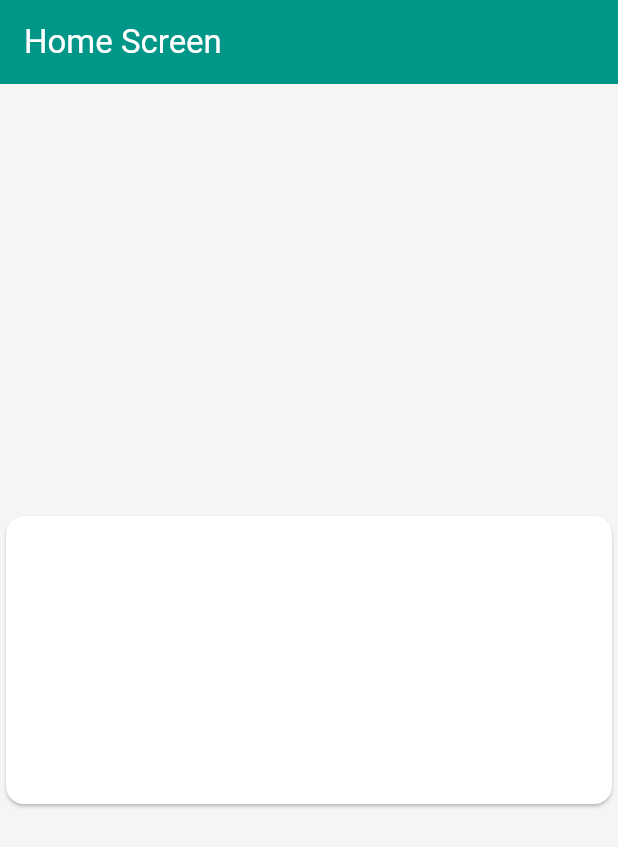
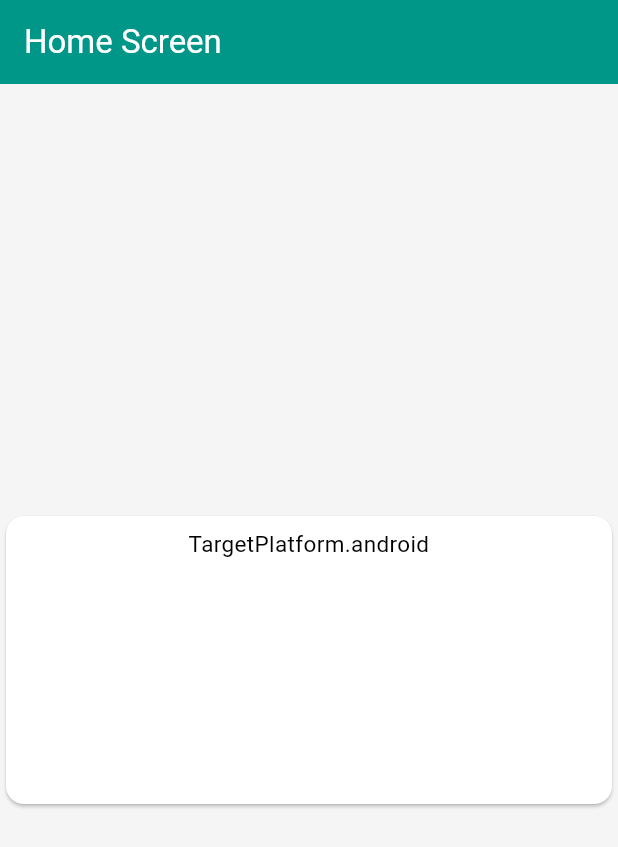
Before and after one commit to AnthoJaraBustamante/miniproject, a Flutter app: the screen it shows after launch, on a phone screen of 412 x 824 dp. Shown: the top 847 px of the screen. Run offline on Flutter 3.47's test engine with Material 2 defaults, Android fonts, the phone set to English and light mode, and no system bars; our stand-ins replace device_info_plus.

Commit message:
Add device platform information to DeviceInfoText

```diff
--- a/lib/app/ui/utils/device_info.dart
+++ b/lib/app/ui/utils/device_info.dart
@@ -1,4 +1,7 @@
+import 'dart:io';
+
 import 'package:device_info_plus/device_info_plus.dart';
+import 'package:flutter/foundation.dart';
 import 'package:flutter/material.dart';
 
 class DeviceInfoText extends StatelessWidget {
@@ -20,8 +23,14 @@ class DeviceInfoText extends StatelessWidget {
         );
         if (snapshot.hasData) {
           final data = snapshot.data!.data;
+
           return Column(
             children: [
+              Text(
+                '$defaultTargetPlatform',
+                textAlign: TextAlign.center,
+                style: inter,
+              ),
               ...data.entries
                   .map(
                     (e) => Text(
```
